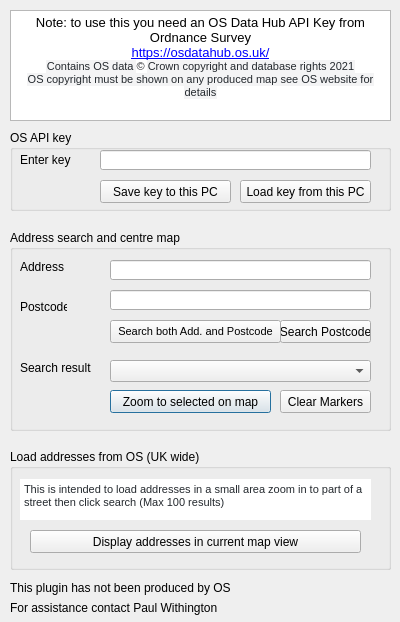
Above: addresssearch_dialog_base.ui from paulwithy/QGIS-OS-Address-Search before the change. Below: the same form after it.
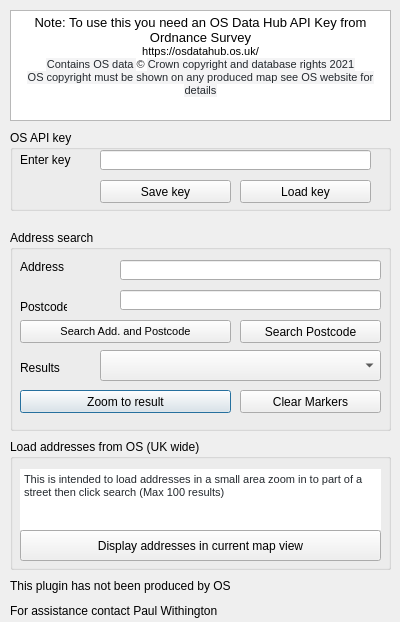
That is the form after the change.

Diff of the .ui file:
```diff
--- a/addresssearch_dialog_base.ui
+++ b/addresssearch_dialog_base.ui
@@ -19,17 +19,17 @@
   <widget class="QComboBox" name="comboBoxadd">
    <property name="geometry">
     <rect>
-     <x>110</x>
-     <y>360</y>
-     <width>261</width>
-     <height>22</height>
+     <x>100</x>
+     <y>350</y>
+     <width>281</width>
+     <height>31</height>
     </rect>
    </property>
   </widget>
   <widget class="QLineEdit" name="sadd">
    <property name="geometry">
     <rect>
-     <x>110</x>
+     <x>120</x>
      <y>260</y>
      <width>261</width>
      <height>20</height>
@@ -97,7 +97,7 @@
   <widget class="QLineEdit" name="spostcode">
    <property name="geometry">
     <rect>
-     <x>110</x>
+     <x>120</x>
      <y>290</y>
      <width>261</width>
      <height>20</height>
@@ -113,22 +113,22 @@
   <widget class="QPushButton" name="zoomad">
    <property name="geometry">
     <rect>
-     <x>110</x>
+     <x>20</x>
      <y>390</y>
-     <width>161</width>
+     <width>211</width>
      <height>23</height>
     </rect>
    </property>
    <property name="text">
-    <string>Zoom to selected on map</string>
+    <string>Zoom to result</string>
    </property>
   </widget>
   <widget class="QPushButton" name="clearm">
    <property name="geometry">
     <rect>
-     <x>280</x>
+     <x>240</x>
      <y>390</y>
-     <width>91</width>
+     <width>141</width>
      <height>23</height>
     </rect>
    </property>
@@ -158,13 +158,18 @@
      <height>111</height>
     </rect>
    </property>
+   <property name="font">
+    <font>
+     <pointsize>7</pointsize>
+    </font>
+   </property>
    <property name="html">
     <string>&lt;!DOCTYPE HTML PUBLIC &quot;-//W3C//DTD HTML 4.0//EN&quot; &quot;http://www.w3.org/TR/REC-html40/strict.dtd&quot;&gt;
 &lt;html&gt;&lt;head&gt;&lt;meta name=&quot;qrichtext&quot; content=&quot;1&quot; /&gt;&lt;style type=&quot;text/css&quot;&gt;
 p, li { white-space: pre-wrap; }
-&lt;/style&gt;&lt;/head&gt;&lt;body style=&quot; font-family:'MS Shell Dlg 2'; font-size:8.25pt; font-weight:400; font-style:normal;&quot;&gt;
-&lt;p align=&quot;center&quot; style=&quot; margin-top:0px; margin-bottom:0px; margin-left:0px; margin-right:0px; -qt-block-indent:0; text-indent:0px;&quot;&gt;&lt;span style=&quot; font-size:10pt;&quot;&gt;Note: to use this you need an OS Data Hub API Key from Ordnance Survey&lt;/span&gt;&lt;/p&gt;
-&lt;p align=&quot;center&quot; style=&quot; margin-top:0px; margin-bottom:0px; margin-left:0px; margin-right:0px; -qt-block-indent:0; text-indent:0px;&quot;&gt;&lt;a href=&quot;https://osdatahub.os.uk/&quot;&gt;&lt;span style=&quot; font-size:10pt; text-decoration: underline; color:#0000ff;&quot;&gt;https://osdatahub.os.uk/&lt;/span&gt;&lt;/a&gt;&lt;/p&gt;
+&lt;/style&gt;&lt;/head&gt;&lt;body style=&quot; font-family:'MS Shell Dlg 2'; font-size:7pt; font-weight:400; font-style:normal;&quot;&gt;
+&lt;p align=&quot;center&quot; style=&quot; margin-top:0px; margin-bottom:0px; margin-left:0px; margin-right:0px; -qt-block-indent:0; text-indent:0px;&quot;&gt;&lt;span style=&quot; font-size:10pt;&quot;&gt;Note: To use this you need an OS Data Hub API Key from Ordnance Survey&lt;/span&gt;&lt;/p&gt;
+&lt;p align=&quot;center&quot; style=&quot; margin-top:0px; margin-bottom:0px; margin-left:0px; margin-right:0px; -qt-block-indent:0; text-indent:0px;&quot;&gt;&lt;span style=&quot; font-size:8.25pt;&quot;&gt;https://osdatahub.os.uk/&lt;/span&gt;&lt;/p&gt;
 &lt;p align=&quot;center&quot; style=&quot; margin-top:0px; margin-bottom:0px; margin-left:0px; margin-right:0px; -qt-block-indent:0; text-indent:0px;&quot;&gt;&lt;span style=&quot; font-family:'SFMono-Regular,Consolas,Liberation Mono,Menlo,monospace'; font-size:8pt; color:#24292e; background-color:rgba(27,31,35,0.047059);&quot;&gt;Contains OS data &lt;/span&gt;&lt;span style=&quot; font-family:'arial,sans-serif'; font-size:8pt; color:#202124; background-color:#ffffff;&quot;&gt;© &lt;/span&gt;&lt;span style=&quot; font-family:'SFMono-Regular,Consolas,Liberation Mono,Menlo,monospace'; font-size:8pt; color:#24292e; background-color:rgba(27,31,35,0.047059);&quot;&gt;Crown copyright and database rights 2021&lt;/span&gt;&lt;/p&gt;
 &lt;p align=&quot;center&quot; style=&quot; margin-top:0px; margin-bottom:0px; margin-left:0px; margin-right:0px; -qt-block-indent:0; text-indent:0px;&quot;&gt;&lt;span style=&quot; font-family:'SFMono-Regular,Consolas,Liberation Mono,Menlo,monospace'; font-size:8pt; color:#24292e; background-color:rgba(27,31,35,0.047059);&quot;&gt;OS copyright must be shown on any produced map see OS website for details&lt;/span&gt;&lt;/p&gt;&lt;/body&gt;&lt;/html&gt;</string>
    </property>
@@ -173,35 +178,22 @@
    <property name="geometry">
     <rect>
      <x>10</x>
-     <y>580</y>
+     <y>575</y>
      <width>371</width>
-     <height>16</height>
+     <height>21</height>
     </rect>
    </property>
    <property name="text">
     <string>This plugin has not been produced by OS</string>
    </property>
   </widget>
-  <widget class="QLabel" name="label_6">
-   <property name="geometry">
-    <rect>
-     <x>20</x>
-     <y>360</y>
-     <width>71</width>
-     <height>16</height>
-    </rect>
-   </property>
-   <property name="text">
-    <string>Search results</string>
-   </property>
-  </widget>
   <widget class="QPushButton" name="getalladd">
    <property name="geometry">
     <rect>
-     <x>30</x>
+     <x>20</x>
      <y>530</y>
-     <width>331</width>
-     <height>23</height>
+     <width>361</width>
+     <height>31</height>
     </rect>
    </property>
    <property name="text">
@@ -218,14 +210,14 @@
     </rect>
    </property>
    <property name="title">
-    <string>Address search and centre map</string>
+    <string>Address search</string>
    </property>
    <widget class="QPushButton" name="serpostcode">
     <property name="geometry">
      <rect>
-      <x>270</x>
+      <x>230</x>
       <y>90</y>
-      <width>91</width>
+      <width>141</width>
       <height>23</height>
      </rect>
     </property>
@@ -236,9 +228,9 @@
    <widget class="QPushButton" name="pushButtongetadd">
     <property name="geometry">
      <rect>
-      <x>100</x>
+      <x>10</x>
       <y>90</y>
-      <width>171</width>
+      <width>211</width>
       <height>23</height>
      </rect>
     </property>
@@ -248,7 +240,20 @@
      </font>
     </property>
     <property name="text">
-     <string>Search both Add. and Postcode</string>
+     <string>Search Add. and Postcode</string>
+    </property>
+   </widget>
+   <widget class="QLabel" name="label_6">
+    <property name="geometry">
+     <rect>
+      <x>10</x>
+      <y>130</y>
+      <width>71</width>
+      <height>16</height>
+     </rect>
+    </property>
+    <property name="text">
+     <string>Results</string>
     </property>
    </widget>
   </widget>
@@ -256,9 +261,9 @@
    <property name="geometry">
     <rect>
      <x>10</x>
-     <y>449</y>
+     <y>439</y>
      <width>381</width>
-     <height>121</height>
+     <height>131</height>
     </rect>
    </property>
    <property name="title">
@@ -269,8 +274,8 @@
      <rect>
       <x>10</x>
       <y>30</y>
-      <width>351</width>
-      <height>41</height>
+      <width>361</width>
+      <height>61</height>
      </rect>
     </property>
     <property name="autoFillBackground">
@@ -300,7 +305,7 @@
      <x>10</x>
      <y>600</y>
      <width>371</width>
-     <height>16</height>
+     <height>21</height>
     </rect>
    </property>
    <property name="text">
@@ -317,7 +322,7 @@
     </rect>
    </property>
    <property name="text">
-    <string>Save key to this PC</string>
+    <string>Save key</string>
    </property>
   </widget>
   <widget class="QPushButton" name="loadkey">
@@ -330,7 +335,7 @@
     </rect>
    </property>
    <property name="text">
-    <string>Load key from this PC</string>
+    <string>Load key</string>
    </property>
   </widget>
   <widget class="QGroupBox" name="groupBox_3">
```
Left out of the diff: 1 changed line with no effect on the pictures.
